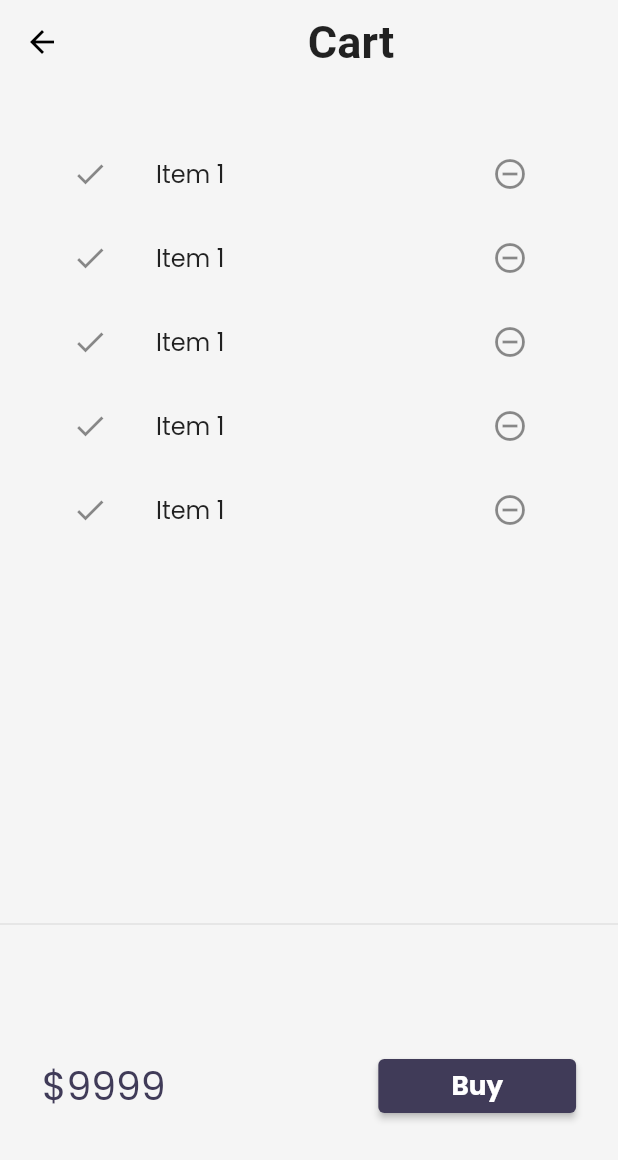
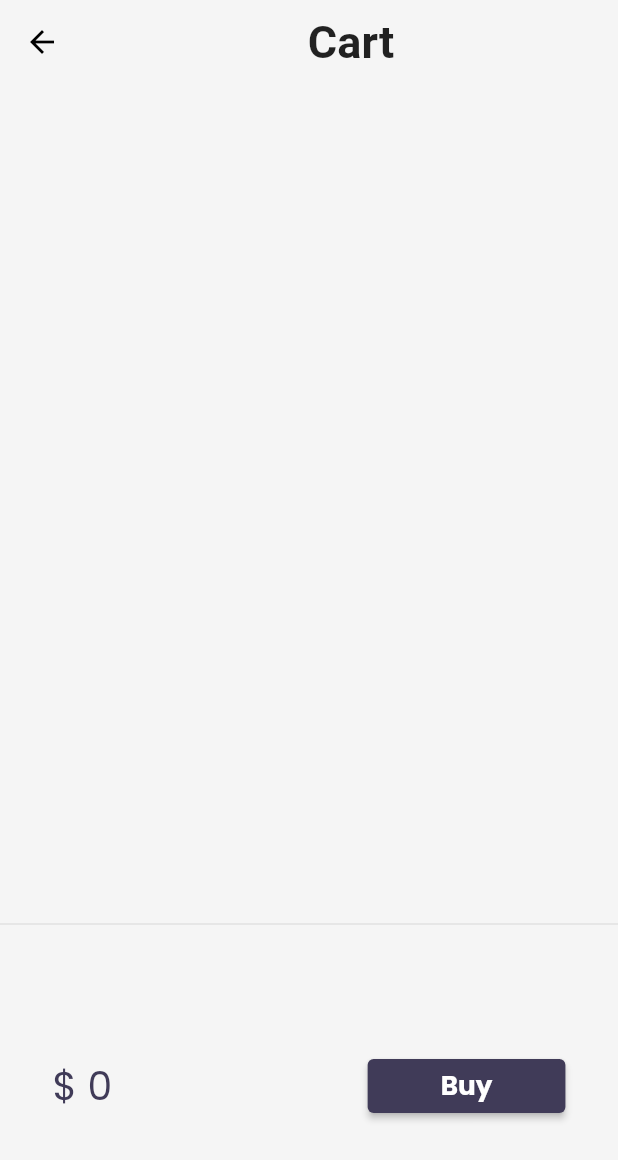
Before and after one commit to Tahmid10839/sample-catalog-app-with-flutter, a Flutter app: the CartPage screen opened by its route, on a phone screen of 412 x 824 dp. Shown: the top 1160 px of the screen. Run offline on Flutter 3.47's test engine with Material 2 defaults, Android fonts, the phone set to English and light mode, and no system bars; our stand-ins replace google_fonts, velocity_x; network calls fail.

Commit message:
Day 22 Completed

```diff
--- a/lib/models/cart.dart
+++ b/lib/models/cart.dart
@@ -1,6 +1,12 @@
 import 'package:catalog_app/models/catalog.dart';
 
 class CartModel {
+  static final cartModel = CartModel._internal();
+
+  CartModel._internal();
+
+  factory CartModel() => cartModel;
+
   late CatalogModel _catalog;
 
   final List<int> _itemIds = [];
--- a/lib/models/catalog.dart
+++ b/lib/models/catalog.dart
@@ -1,4 +1,10 @@
 class CatalogModel {
+  static final catModel = CatalogModel._internal();
+
+  CatalogModel._internal();
+
+  factory CatalogModel() => catModel;
+
   static List<Item> items = [];
 
   Item getById(int id) =>
--- a/lib/pages/cart_page.dart
+++ b/lib/pages/cart_page.dart
@@ -1,3 +1,4 @@
+import 'package:catalog_app/models/cart.dart';
 import 'package:catalog_app/widget/themes.dart';
 import 'package:flutter/material.dart';
 import 'package:velocity_x/velocity_x.dart';
@@ -23,6 +24,7 @@ class CartPage extends StatelessWidget {
 }
 
 class _CartTotal extends StatelessWidget {
+  final _cart = CartModel();
   @override
   Widget build(BuildContext context) {
     return SizedBox(
@@ -30,7 +32,7 @@ class _CartTotal extends StatelessWidget {
       child: Row(
         mainAxisAlignment: MainAxisAlignment.spaceAround,
         children: [
-          "\$9999".text.xl3.color(context.accentColor).make(),
+          "\$ ${_cart.totalPrice}".text.xl3.color(context.accentColor).make(),
           30.widthBox,
           ElevatedButton(
             onPressed: () {
@@ -54,15 +56,16 @@ class _CartList extends StatefulWidget {
 }
 
 class __CartListState extends State<_CartList> {
+  final _cart = CartModel();
   @override
   Widget build(BuildContext context) {
     return ListView.builder(
-      itemCount: 5,
+      itemCount: _cart.items.length,
       itemBuilder: (context, index) => ListTile(
         leading: const Icon(Icons.done),
         trailing: IconButton(
             onPressed: () {}, icon: const Icon(Icons.remove_circle_outline)),
-        title: "Item 1".text.make(),
+        title: _cart.items[index].name.text.make(),
       ),
     );
   }
```
Also changed, not shown: lib/widget/home_widgets/catalog_list.dart (+41 -12 lines).
